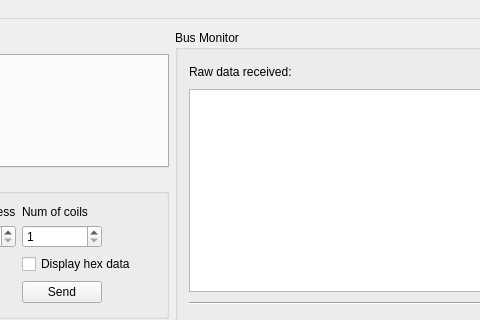
First picture: the form in forms/mainwindow.ui, repository ed-chemnitz/qmodbus, before the edit; both pictures show x 339 to 819 and y 0 to 320 of the 1021 by 595 pixel window.
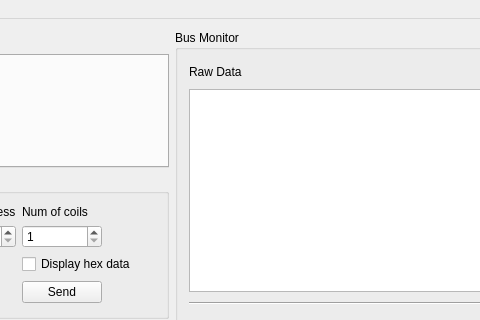
Second picture: the form after the edit. Icons and pictures are not drawn. Custom widgets are drawn as their Qt base class.

Commit message: Modified to show recv and sent in raw data window

```diff
--- a/forms/mainwindow.ui
+++ b/forms/mainwindow.ui
@@ -290,7 +290,7 @@
        <item row="0" column="0">
         <widget class="QLabel" name="label_10">
          <property name="text">
-          <string>Raw data received:</string>
+          <string>Raw Data</string>
          </property>
         </widget>
        </item>
```
Left out of the diff: 6 changed lines with no effect on the pictures. The commit also changes 4 other files.
